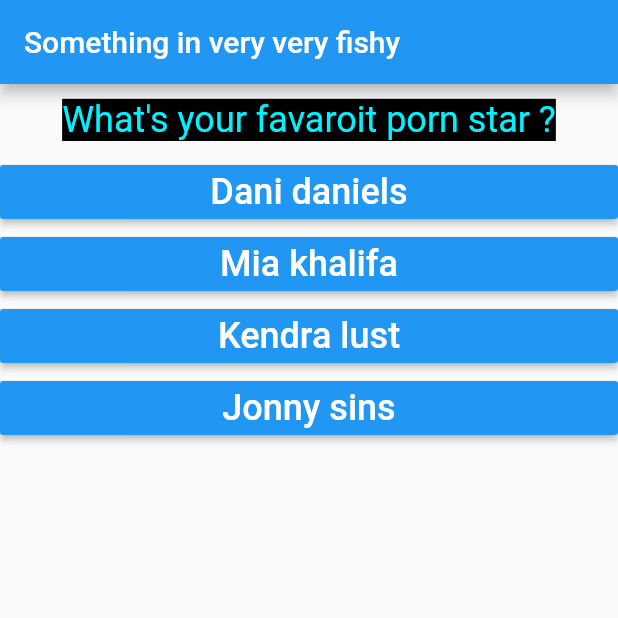
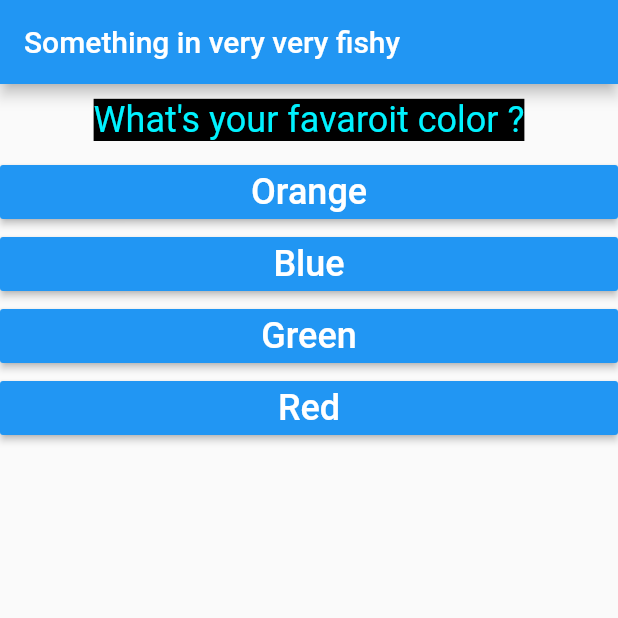
Before and after one commit to kcbibek43/QuizApp, a Flutter app: the screen it shows after launch, on a phone screen of 412 x 824 dp, the top half of it. Run offline on Flutter 3.47's test engine with Material 2 defaults, Android fonts, the phone set to English and light mode, and no system bars.

Commit message:
Update main.dart

```diff
--- a/lib/main.dart
+++ b/lib/main.dart
@@ -31,14 +31,14 @@ class _MyAppState extends State<MyApp> {
   @override
   Widget build(BuildContext context) {
     final _question = const [
-    {'questionText' : 'What\'s your favaroit porn star ?',
-    'answerText' : ['Dani daniels','Mia khalifa','Kendra lust','Jonny sins']},
+    {'questionText' : 'What\'s your favaroit color ?',
+    'answerText' : ['Orange','Blue','Green','Red']},
     {
-      'questionText' : 'Which website do u use to watch porn ? ',
-    'answerText' : ['X-hamster','X-videos','Porn hub','XNXX']
+      'questionText' : 'Which colour do not include in rainbow ? ',
+    'answerText' : ['Yellow','Violet','Indigo','Pink']
     },{
-      'questionText' : 'From where the fuck you get these knowledge ? ',
-    'answerText' : ['Just explored','Childhood friends','School friends','Brothers']
+      'questionText' : 'Which shirt and pant combination colour would you prefer ? ',
+    'answerText' : ['Cotton pant and black white check shirt','White grey pant black T-shirt','Black plain pant White shirt','Blue pant grey shirt']
     }
     ];
     return MaterialApp(
```
